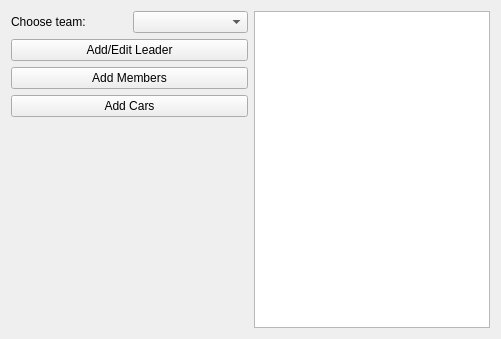
This is Software/windowaddteam.ui in martro/RoboDriftSensors as Qt 5 draws it before an edit. The edited form follows.
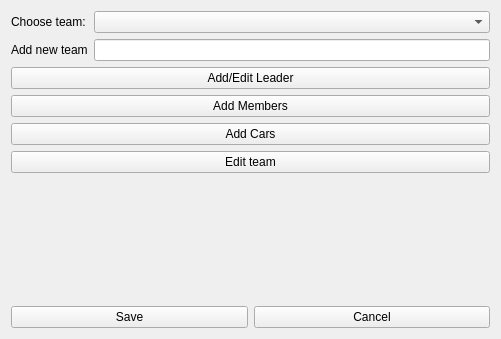
This is the edited form.

Commit message: combobox using connection between signal from edit team and slot at addteam

```diff
--- a/Software/windowaddteam.ui
+++ b/Software/windowaddteam.ui
@@ -13,27 +13,31 @@
   <property name="windowTitle">
    <string>Form</string>
   </property>
-  <layout class="QHBoxLayout" name="horizontalLayout_2" stretch="1,1">
+  <layout class="QHBoxLayout" name="horizontalLayout_2" stretch="1,4">
    <item>
     <layout class="QVBoxLayout" name="verticalLayout">
      <item>
-      <layout class="QHBoxLayout" name="horizontalLayout_3" stretch="0,0">
-       <item>
+      <layout class="QFormLayout" name="formLayout">
+       <item row="0" column="0">
         <widget class="QLabel" name="label">
          <property name="text">
           <string>Choose team:</string>
          </property>
         </widget>
        </item>
-       <item>
-        <widget class="QComboBox" name="comboBox">
-         <item>
-          <property name="text">
-           <string/>
-          </property>
-         </item>
+       <item row="1" column="1">
+        <widget class="QLineEdit" name="lineNewTeamName"/>
+       </item>
+       <item row="1" column="0">
+        <widget class="QLabel" name="label_2">
+         <property name="text">
+          <string>Add new team</string>
+         </property>
         </widget>
        </item>
+       <item row="0" column="1">
+        <widget class="QComboBox" name="comboBox"/>
+       </item>
       </layout>
      </item>
      <item>
@@ -57,6 +61,13 @@
        </property>
       </widget>
      </item>
+     <item>
+      <widget class="QPushButton" name="ButtonEditTeam">
+       <property name="text">
+        <string>Edit team</string>
+       </property>
+      </widget>
+     </item>
      <item>
       <spacer name="verticalSpacer">
        <property name="orientation">
@@ -70,14 +81,28 @@
        </property>
       </spacer>
      </item>
+     <item>
+      <layout class="QHBoxLayout" name="horizontalLayout">
+       <item>
+        <widget class="QPushButton" name="ButtonSave">
+         <property name="text">
+          <string>Save</string>
+         </property>
+        </widget>
+       </item>
+       <item>
+        <widget class="QPushButton" name="ButtonCancel">
+         <property name="text">
+          <string>Cancel</string>
+         </property>
+        </widget>
+       </item>
+      </layout>
+     </item>
     </layout>
    </item>
    <item>
-    <layout class="QGridLayout" name="CurrentWindow">
-     <item row="0" column="0">
-      <widget class="QGraphicsView" name="graphicsView"/>
-     </item>
-    </layout>
+    <layout class="QGridLayout" name="CurrentWindow"/>
    </item>
   </layout>
  </widget>
```
Left out of the diff: 2 changed lines with no effect on the pictures. The commit also changes 28 other files.
